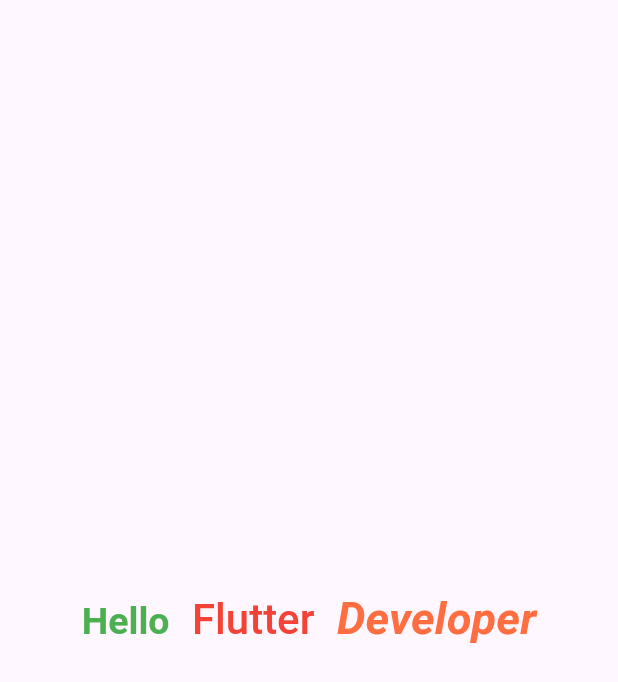
After one commit to azizbekyokhubov1999/widgets_flutter_practise, a Flutter app: the screen it shows after launch, on a phone screen of 412 x 824 dp. The commit adds this screen. Shown: the top 682 px of the screen. Run offline on Flutter 3.47's test engine with Material 3 defaults, Android fonts, the phone set to English and light mode, and no system bars.

Commit message:
for video 13 | RichText widget

```diff
--- a/lib/main.dart
+++ b/lib/main.dart
@@ -6,6 +6,7 @@ import 'package:widgets_flutter_practise/pages/home_page.dart';
 import 'package:widgets_flutter_practise/pages/image_size.dart';
 import 'package:widgets_flutter_practise/pages/my_buttons.dart';
 import 'package:widgets_flutter_practise/pages/page_1.dart';
+import 'package:widgets_flutter_practise/pages/rich_text.dart';
 import 'package:widgets_flutter_practise/pages/snacbar_widget.dart';
 import 'package:widgets_flutter_practise/pages/text_field.dart';
 import 'package:widgets_flutter_practise/pages/tool_tip.dart';
@@ -26,7 +27,7 @@ class MyApp extends StatelessWidget {
         colorScheme: ColorScheme.fromSeed(seedColor: Colors.deepPurple),
         useMaterial3: true,
       ),
-      home: MyDataTable()
+      home: MyRichText()
     );
   }
 }
--- /dev/null
+++ b/lib/pages/rich_text.dart
@@ -0,0 +1,44 @@
+import 'package:flutter/material.dart';
+
+class MyRichText extends StatelessWidget {
+  const MyRichText({super.key});
+
+  @override
+  Widget build(BuildContext context) {
+    return Scaffold(
+      body: Center(
+        child: RichText(
+            text: TextSpan(
+              text: "Hello",
+              style: TextStyle(
+                color: Colors.green,
+                fontSize: 25,
+                fontWeight: FontWeight.bold
+              ),
+              children: [
+                WidgetSpan(child: SizedBox(width: 15)),
+                TextSpan(
+                  text: "Flutter",
+                  style: TextStyle(
+                    color: Colors.red,
+                    fontSize: 28,
+                    fontWeight: FontWeight.w500
+                  ),
+                ),
+                WidgetSpan(child: SizedBox(width: 15)),
+                TextSpan(
+                  text: "Developer",
+                  style: TextStyle(
+                    color: Colors.deepOrangeAccent,
+                    fontSize: 30,
+                    fontWeight: FontWeight.bold,
+                    fontStyle: FontStyle.italic
+                  )
+                )
+              ]
+            )
+        ),
+      ),
+    );
+  }
+}
```
